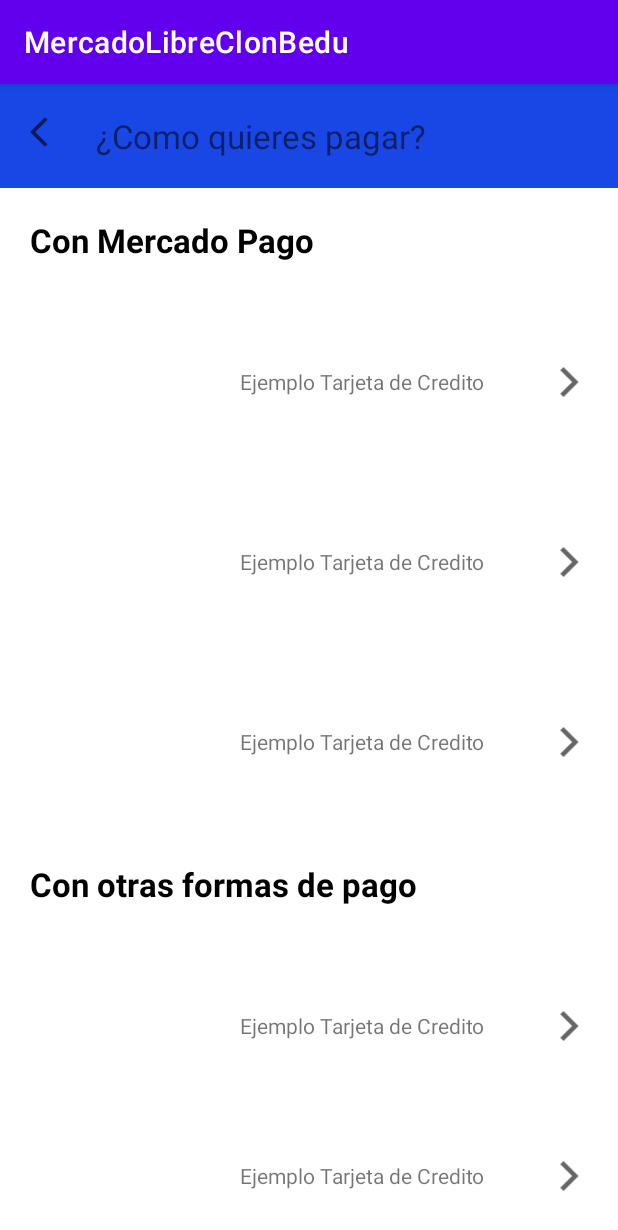
After one commit to GabrielBalbuenaLuna/MercadoLibreClonBedu-Equipo15-App, an Android app: the Pagar screen opened directly, with no data from a screen before it, on a phone screen of 412 x 824 dp. The commit adds this screen. Shown: the top 1230 px of the screen. Run offline under Robolectric (Android 15) with nearby library versions, the phone set to English and light mode, and no system bars.

Commit message:
[Update] Pagar, basic design

```diff
--- a/app/src/main/AndroidManifest.xml
+++ b/app/src/main/AndroidManifest.xml
@@ -9,7 +9,8 @@
         android:roundIcon="@mipmap/ic_launcher_round"
         android:supportsRtl="true"
         android:theme="@style/Theme.MercadoLibreClonBedu">
-        <activity android:name=".Categorias"></activity>
+        <activity android:name=".Pagar"></activity>
+        <activity android:name=".Categorias" />
         <activity android:name=".MisCompras" />
         <activity android:name=".MainActivity">
             <intent-filter>
--- /dev/null
+++ b/app/src/main/java/com/example/mercadolibreclonbedu/Pagar.kt
@@ -0,0 +1,11 @@
+package com.example.mercadolibreclonbedu
+
+import androidx.appcompat.app.AppCompatActivity
+import android.os.Bundle
+
+class Pagar : AppCompatActivity() {
+    override fun onCreate(savedInstanceState: Bundle?) {
+        super.onCreate(savedInstanceState)
+        setContentView(R.layout.activity_pagar)
+    }
+}
--- /dev/null
+++ b/app/src/main/res/drawable/ic_baseline_arrow_back_ios_24.xml
@@ -0,0 +1,10 @@
+<vector xmlns:android="http://schemas.android.com/apk/res/android"
+    android:width="24dp"
+    android:height="24dp"
+    android:viewportWidth="24"
+    android:viewportHeight="24"
+    android:tint="?attr/colorControlNormal">
+  <path
+      android:fillColor="@android:color/white"
+      android:pathData="M11.67,3.87L9.9,2.1 0,12l9.9,9.9 1.77,-1.77L3.54,12z"/>
+</vector>
--- /dev/null
+++ b/app/src/main/res/layout/activity_pagar.xml
@@ -0,0 +1,286 @@
+<?xml version="1.0" encoding="utf-8"?>
+<LinearLayout xmlns:android="http://schemas.android.com/apk/res/android"
+    xmlns:app="http://schemas.android.com/apk/res-auto"
+    xmlns:tools="http://schemas.android.com/tools"
+    android:layout_width="match_parent"
+    android:layout_height="match_parent"
+    android:orientation="vertical"
+    tools:context=".Pagar">
+    <!--Encabezado -->
+    <LinearLayout
+        android:layout_width="match_parent"
+        android:layout_height="wrap_content"
+        android:orientation="horizontal"
+        android:paddingVertical="20dp"
+        android:background="@color/blue_menu">
+
+        <ImageView
+            android:layout_width="wrap_content"
+            android:layout_height="wrap_content"
+            android:paddingHorizontal="20dp"
+            android:src="@drawable/ic_baseline_arrow_back_ios_24"/>
+
+        <TextView
+            android:layout_width="match_parent"
+            android:layout_height="wrap_content"
+            android:text="@string/pagar"
+            android:textSize="22sp"
+            android:layout_marginRight="20dp" />
+    </LinearLayout>
+
+    <TextView
+        android:layout_width="match_parent"
+        android:layout_height="wrap_content"
+        android:text="@string/con_mercado_pago"
+        android:layout_marginHorizontal="20dp"
+        android:layout_marginVertical="20dp"
+        android:textSize="22dp"
+        android:textStyle="bold"
+        android:textColor="@color/black"/>
+
+    <!--List Item 1 -->
+    <LinearLayout
+        android:layout_width="match_parent"
+        android:layout_height="wrap_content"
+        android:orientation="horizontal"
+        android:paddingVertical="20dp"
+        android:background="@color/white"
+        android:layout_gravity="center"
+        android:layout_marginHorizontal="20dp">
+
+        <ImageView
+            android:layout_width="80dp"
+            android:layout_height="80dp"
+            android:layout_marginHorizontal="20dp"
+            tools:src="@tools:sample/avatars"
+            android:scaleType="centerCrop"/>
+
+        <LinearLayout
+            android:layout_width="wrap_content"
+            android:layout_height="wrap_content"
+            android:layout_weight="9"
+            android:orientation="vertical"
+            android:layout_marginRight="20dp"
+            android:layout_gravity="center"
+            android:paddingHorizontal="20dp">
+
+            <TextView
+                android:layout_width="match_parent"
+                android:layout_height="wrap_content"
+                android:text="@string/ej_list_item_tarjeta_credito"/>
+        </LinearLayout>
+
+        <ImageView
+            android:layout_width="wrap_content"
+            android:layout_height="wrap_content"
+            android:layout_weight="1"
+            android:src="@drawable/ic_baseline_arrow_forward_ios_24"
+            android:layout_gravity="center"/>
+    </LinearLayout>
+
+    <!--List Item 2 -->
+    <LinearLayout
+        android:layout_width="match_parent"
+        android:layout_height="wrap_content"
+        android:orientation="horizontal"
+        android:paddingVertical="20dp"
+        android:background="@color/white"
+        android:layout_gravity="center"
+        android:layout_marginHorizontal="20dp">
+
+        <ImageView
+            android:layout_width="80dp"
+            android:layout_height="80dp"
+            android:layout_marginHorizontal="20dp"
+            tools:src="@tools:sample/avatars"/>
+
+        <LinearLayout
+            android:layout_width="wrap_content"
+            android:layout_height="wrap_content"
+            android:layout_weight="9"
+            android:orientation="vertical"
+            android:layout_marginRight="20dp"
+            android:layout_gravity="center"
+            android:paddingHorizontal="20dp">
+
+            <TextView
+                android:layout_width="match_parent"
+                android:layout_height="wrap_content"
+                android:text="@string/ej_list_item_tarjeta_credito"/>
+        </LinearLayout>
+
+        <ImageView
+            android:layout_width="wrap_content"
+            android:layout_height="wrap_content"
+            android:layout_weight="1"
+            android:src="@drawable/ic_baseline_arrow_forward_ios_24"
+            android:layout_gravity="center"/>
+    </LinearLayout>
+
+    <!--List Item 3 -->
+    <LinearLayout
+        android:layout_width="match_parent"
+        android:layout_height="wrap_content"
+        android:orientation="horizontal"
+        android:paddingVertical="20dp"
+        android:background="@color/white"
+        android:layout_gravity="center"
+        android:layout_marginHorizontal="20dp">
+
+        <ImageView
+            android:layout_width="80dp"
+            android:layout_height="80dp"
+            android:layout_marginHorizontal="20dp"
+            tools:src="@tools:sample/avatars"/>
+
+        <LinearLayout
+            android:layout_width="wrap_content"
+            android:layout_height="wrap_content"
+            android:layout_weight="9"
+            android:orientation="vertical"
+            android:layout_marginRight="20dp"
+            android:layout_gravity="center"
+            android:paddingHorizontal="20dp">
+
+            <TextView
+                android:layout_width="match_parent"
+                android:layout_height="wrap_content"
+                android:text="@string/ej_list_item_tarjeta_credito"/>
+        </LinearLayout>
+
+        <ImageView
+            android:layout_width="wrap_content"
+            android:layout_height="wrap_content"
+            android:layout_weight="1"
+            android:src="@drawable/ic_baseline_arrow_forward_ios_24"
+            android:layout_gravity="center"/>
+    </LinearLayout>
+
+    <!--View Group 2 -->
+    <TextView
+        android:layout_width="match_parent"
+        android:layout_height="wrap_content"
+        android:text="@string/con_otras_formas_pago"
+        android:layout_marginHorizontal="20dp"
+        android:layout_marginVertical="20dp"
+        android:textSize="22dp"
+        android:textStyle="bold"
+        android:textColor="@color/black"/>
+
+    <!--List Item 1 -->
+    <LinearLayout
+        android:layout_width="match_parent"
+        android:layout_height="wrap_content"
+        android:orientation="horizontal"
+        android:paddingVertical="20dp"
+        android:background="@color/white"
+        android:layout_gravity="center"
+        android:layout_marginHorizontal="20dp">
+
+        <ImageView
+            android:layout_width="80dp"
+            android:layout_height="80dp"
+            android:layout_marginHorizontal="20dp"
+            tools:src="@tools:sample/avatars"/>
+
+        <LinearLayout
+            android:layout_width="wrap_content"
+            android:layout_height="wrap_content"
+            android:layout_weight="9"
+            android:orientation="vertical"
+            android:layout_marginRight="20dp"
+            android:layout_gravity="center"
+            android:paddingHorizontal="20dp">
+
+            <TextView
+                android:layout_width="match_parent"
+                android:layout_height="wrap_content"
+                android:text="@string/ej_list_item_tarjeta_credito"/>
+        </LinearLayout>
+
+        <ImageView
+            android:layout_width="wrap_content"
+            android:layout_height="wrap_content"
+            android:layout_weight="1"
+            android:src="@drawable/ic_baseline_arrow_forward_ios_24"
+            android:layout_gravity="center"/>
+    </LinearLayout>
+
+    <!--List Item 2 -->
+    <LinearLayout
+        android:layout_width="match_parent"
+        android:layout_height="wrap_content"
+        android:orientation="horizontal"
+        android:paddingVertical="20dp"
+        android:background="@color/white"
+        android:layout_gravity="center"
+        android:layout_marginHorizontal="20dp">
+
+        <ImageView
+            android:layout_width="80dp"
+            android:layout_height="80dp"
+            android:layout_marginHorizontal="20dp"
+            tools:src="@tools:sample/avatars"/>
+
+        <LinearLayout
+            android:layout_width="wrap_content"
+            android:layout_height="wrap_content"
+            android:layout_weight="9"
+            android:orientation="vertical"
+            android:layout_marginRight="20dp"
+            android:layout_gravity="center"
+            android:paddingHorizontal="20dp">
+
+            <TextView
+                android:layout_width="match_parent"
+                android:layout_height="wrap_content"
+                android:text="@string/ej_list_item_tarjeta_credito"/>
+        </LinearLayout>
+
+        <ImageView
+            android:layout_width="wrap_content"
+            android:layout_height="wrap_content"
+            android:layout_weight="1"
+            android:src="@drawable/ic_baseline_arrow_forward_ios_24"
+            android:layout_gravity="center"/>
+    </LinearLayout>
+
+    <!--List Item 3 -->
+    <LinearLayout
+        android:layout_width="match_parent"
+        android:layout_height="wrap_content"
+        android:orientation="horizontal"
+        android:paddingVertical="20dp"
+        android:background="@color/white"
+        android:layout_gravity="center"
+        android:layout_marginHorizontal="20dp">
+
+        <ImageView
+            android:layout_width="80dp"
+            android:layout_height="80dp"
+            android:layout_marginHorizontal="20dp"
+            tools:src="@tools:sample/avatars"/>
+
+        <LinearLayout
+            android:layout_width="wrap_content"
+            android:layout_height="wrap_content"
+            android:layout_weight="9"
+            android:orientation="vertical"
+            android:layout_marginRight="20dp"
+            android:layout_gravity="center"
+            android:paddingHorizontal="20dp">
+
+            <TextView
+                android:layout_width="match_parent"
+                android:layout_height="wrap_content"
+                android:text="@string/ej_list_item_tarjeta_credito"/>
+        </LinearLayout>
+
+        <ImageView
+            android:layout_width="wrap_content"
+            android:layout_height="wrap_content"
+            android:layout_weight="1"
+            android:src="@drawable/ic_baseline_arrow_forward_ios_24"
+            android:layout_gravity="center"/>
+    </LinearLayout>
+</LinearLayout>
--- a/app/src/main/res/values/strings.xml
+++ b/app/src/main/res/values/strings.xml
@@ -2,8 +2,12 @@
     <string name="app_name">MercadoLibreClonBedu</string>
     <string name="mis_compras">Mis Compras</string>
     <string name="categorias">Categorias</string>
+    <string name="pagar">¿Como quieres pagar?</string>
     <string name="list_item_status_entregado">Entregado</string>
     <string name="list_item_status_cancelado">Compra cancelada</string>
     <string name="ej_list_item">Ejemplo de producto</string>
     <string name="ej_list_item_categoria">Categoria ejemplo</string>
+    <string name="con_mercado_pago">Con Mercado Pago</string>
+    <string name="con_otras_formas_pago">Con otras formas de pago</string>
+    <string name="ej_list_item_tarjeta_credito">Ejemplo Tarjeta de Credito</string>
 </resources>
```
